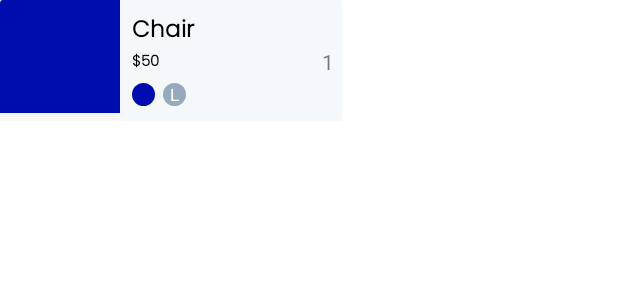
After one commit to vaneIv/OnlineShop, an Android app: the layout billing_products_rv_item.xml on its own in the app's theme, with its tools: preview values and no code run, on a phone screen of 412 x 824 dp. The commit adds this screen. Shown: the top 300 px of the screen. Run offline under Robolectric (Android 15) with nearby library versions, the phone set to English and light mode, and no system bars.

Commit message:
Added BillingViewModel, BillingFragment, needed adapters and xml files, made some changes into the shopping nav graph.

```diff
--- a/app/src/main/java/com/example/onlineshop/data/CartProduct.kt
+++ b/app/src/main/java/com/example/onlineshop/data/CartProduct.kt
@@ -1,10 +1,14 @@
 package com.example.onlineshop.data
 
+import android.os.Parcelable
+import kotlinx.parcelize.Parcelize
+
+@Parcelize
 data class CartProduct(
     val product: Product,
     val quantity: Int,
     val selectedColor: Int? = null,
     val selectedSize: String? = null
-) {
+) : Parcelable {
     constructor() : this(Product(), 1, null, null)
 }
--- /dev/null
+++ b/app/src/main/res/layout/billing_products_rv_item.xml
@@ -0,0 +1,102 @@
+<?xml version="1.0" encoding="utf-8"?>
+<androidx.cardview.widget.CardView xmlns:android="http://schemas.android.com/apk/res/android"
+    xmlns:app="http://schemas.android.com/apk/res-auto"
+    android:layout_width="wrap_content"
+    android:layout_height="wrap_content"
+    android:backgroundTint="@color/g_white"
+    app:cardElevation="0dp">
+
+    <androidx.constraintlayout.widget.ConstraintLayout
+        android:layout_width="wrap_content"
+        android:layout_height="match_parent">
+
+        <View
+            android:id="@+id/top_line"
+            android:layout_width="0dp"
+            android:layout_height="1dp"
+            android:layout_marginTop="10dp"
+            android:background="@color/white"
+            app:layout_constraintBottom_toBottomOf="parent"
+            app:layout_constraintEnd_toEndOf="parent"
+            app:layout_constraintStart_toStartOf="parent" />
+
+        <ImageView
+            android:id="@+id/image_view_cart_product"
+            android:layout_width="80dp"
+            android:layout_height="75dp"
+            android:layout_marginBottom="5dp"
+            android:scaleType="centerCrop"
+            android:src="@color/g_blue"
+            app:layout_constraintBottom_toTopOf="@id/top_line"
+            app:layout_constraintStart_toStartOf="parent" />
+
+        <TextView
+            android:id="@+id/text_view_product_cart_name"
+            android:layout_width="140dp"
+            android:layout_height="wrap_content"
+            android:layout_marginStart="8dp"
+            android:layout_marginTop="8dp"
+            android:fontFamily="@font/poppins_light"
+            android:lines="1"
+            android:text="Chair"
+            android:textColor="@color/black"
+            android:textSize="15sp"
+            android:textStyle="bold"
+            app:layout_constraintStart_toEndOf="@id/image_view_cart_product"
+            app:layout_constraintTop_toTopOf="@id/image_view_cart_product" />
+
+        <TextView
+            android:id="@+id/text_view_product_cart_price"
+            android:layout_width="wrap_content"
+            android:layout_height="wrap_content"
+            android:fontFamily="@font/poppins_light"
+            android:text="$50"
+            android:textColor="@color/black"
+            android:textSize="10sp"
+            android:textStyle="bold"
+            app:layout_constraintStart_toStartOf="@id/text_view_product_cart_name"
+            app:layout_constraintTop_toBottomOf="@id/text_view_product_cart_name" />
+
+        <de.hdodenhof.circleimageview.CircleImageView
+            android:id="@+id/image_cart_product_color"
+            android:layout_width="15dp"
+            android:layout_height="15dp"
+            android:layout_marginTop="5dp"
+            android:src="@color/g_blue"
+            app:layout_constraintStart_toStartOf="@id/text_view_product_cart_price"
+            app:layout_constraintTop_toBottomOf="@id/text_view_product_cart_price" />
+
+        <de.hdodenhof.circleimageview.CircleImageView
+            android:id="@+id/image_cart_product_size"
+            android:layout_width="15dp"
+            android:layout_height="15dp"
+            android:layout_marginStart="5dp"
+            android:src="@color/g_blue_gray200"
+            app:layout_constraintStart_toEndOf="@id/image_cart_product_color"
+            app:layout_constraintTop_toTopOf="@id/image_cart_product_color" />
+
+        <TextView
+            android:id="@+id/text_view_cart_product_size"
+            android:layout_width="wrap_content"
+            android:layout_height="wrap_content"
+            android:text="L"
+            android:textColor="@color/white"
+            android:textSize="11sp"
+            app:layout_constraintBottom_toBottomOf="@id/image_cart_product_size"
+            app:layout_constraintEnd_toEndOf="@id/image_cart_product_size"
+            app:layout_constraintStart_toStartOf="@id/image_cart_product_size"
+            app:layout_constraintTop_toTopOf="@id/image_cart_product_size" />
+
+        <TextView
+            android:id="@+id/text_view_billing_product_quantity"
+            android:layout_width="wrap_content"
+            android:layout_height="wrap_content"
+            android:layout_marginEnd="5dp"
+            android:text="1"
+            app:layout_constraintBottom_toBottomOf="parent"
+            app:layout_constraintEnd_toEndOf="parent"
+            app:layout_constraintTop_toTopOf="parent" />
+
+    </androidx.constraintlayout.widget.ConstraintLayout>
+
+</androidx.cardview.widget.CardView>
```
Also changed, not shown: app/src/main/java/com/example/onlineshop/adapters/AddressAdapter.kt (added, +84 -0 lines), app/src/main/java/com/example/onlineshop/adapters/BillingProductsAdapter.kt (added, +73 -0 lines), app/src/main/java/com/example/onlineshop/fragments/shopping/BillingFragment.kt (added, +112 -0 lines), app/src/main/java/com/example/onlineshop/fragments/shopping/CartFragment.kt (+10 -1 lines), app/src/main/java/com/example/onlineshop/util/HorizontalItemDecoration.kt (added, +17 -0 lines), app/src/main/java/com/example/onlineshop/viewmodel/BillingViewModel.kt (added, +40 -0 lines), app/src/main/res/layout/address_rv_item.xml (added, +23 -0 lines), app/src/main/res/layout/fragment_billing.xml (added, +244 -0 lines), app/src/main/res/navigation/shopping_graph.xml (+28 -1 lines).
